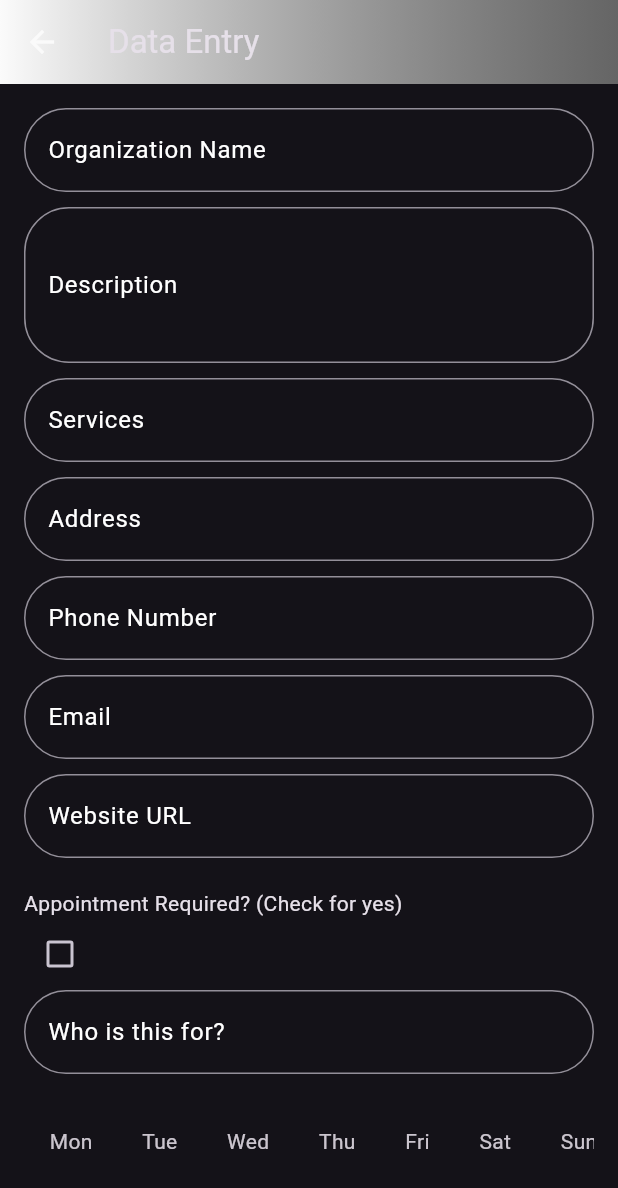
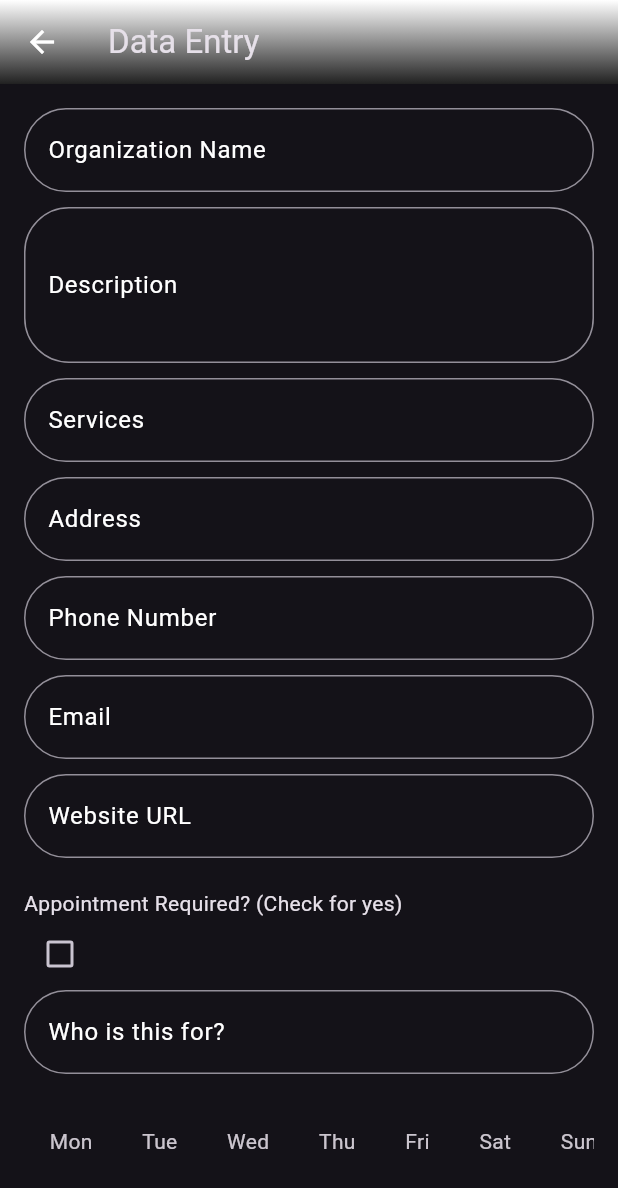
Before and after one commit to Arbor-Aid/2Marines-online, a Flutter app: the DataEntryPage screen opened by its route, on a phone screen of 412 x 824 dp. Shown: the top 1188 px of the screen. Run offline on Flutter 3.47's test engine with Material 3 defaults, Android fonts, the phone set to English and light mode, and no system bars; Roboto replaces fonts that are missing (Montserrat).

Commit message:
Final push

```diff
--- a/frontend/arbor_aid_app/lib/dataEntry.dart
+++ b/frontend/arbor_aid_app/lib/dataEntry.dart
@@ -79,7 +79,7 @@ class _DataEntryPageState extends State<DataEntryPage> {
     return Scaffold(
        appBar: GradientAppBar(
         title: 'Data Entry',
-        gradientColors: [const Color.fromARGB(255, 251, 251, 251), Color.fromARGB(194, 60, 60, 60)],
+        gradientColors: [Colors.white, Colors.grey.shade900],
       ),
       // The rest of your Scaffold body
       body: SingleChildScrollView(
@@ -204,12 +204,13 @@ class GradientAppBar extends StatelessWidget implements PreferredSizeWidget {
       flexibleSpace: Container(
         decoration: BoxDecoration(
           gradient: LinearGradient(
-            begin: Alignment.centerLeft,
-            end: Alignment.centerRight,
+            begin: Alignment.topCenter, // Starts from the top
+            end: Alignment.bottomCenter, // Ends at the bottom
             colors: gradientColors,
           ),
         ),
       ),
+      iconTheme: IconThemeData(color: Colors.white),
     );
   }
 
```
